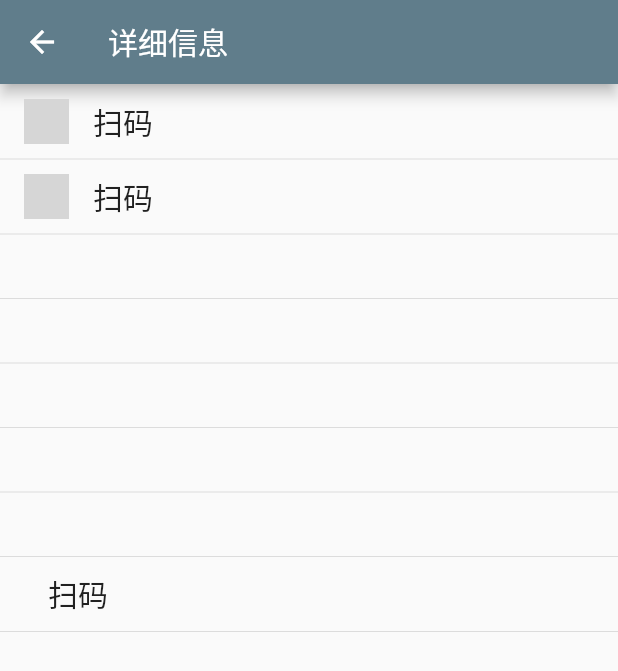
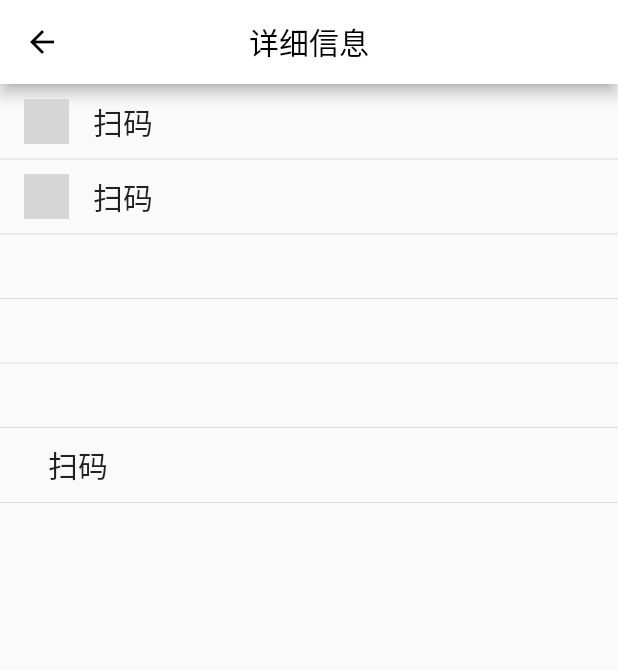
Before and after one commit to highlandear/xumia, a Flutter app: the DetailInfoView screen opened directly, on a phone screen of 412 x 824 dp. Shown: the top 671 px of the screen. Run offline on Flutter 3.47's test engine with Material 2 defaults, Android fonts, the phone set to English and light mode, and no system bars; drawn by our look-alikes of oktoast; our stand-ins replace dio, qr_flutter, shared_preferences, webview_flutter; missing offline and left inert: barcode_scan2, city_pickers; accounts and stored records are empty; network calls fail; grey boxes are pictures that could not be loaded.

Commit message:
appbar颜色调整

```diff
--- a/xumi_app/lib/app_main/gallery/artifact.dart
+++ b/xumi_app/lib/app_main/gallery/artifact.dart
@@ -31,6 +31,8 @@ class ArtifactView extends StatelessWidget {
       appBar: AppBar(
         title: const Text("画作"),
         centerTitle: true,
+        backgroundColor: Colors.white,
+        foregroundColor: Colors.black,
       ),
       body: Container(
         margin: const EdgeInsets.all(20.0),
--- a/xumi_app/lib/app_main/gallery/cardlistview.dart
+++ b/xumi_app/lib/app_main/gallery/cardlistview.dart
@@ -9,7 +9,7 @@ class GalleryCardsView extends StatelessWidget {
 
   @override
   Widget build(BuildContext context) {
-    if(data.length > 2){
+    if(data.isNotEmpty){
       return StaggerView(data: data);
     }
 
--- a/xumi_app/lib/app_main/magazine/questionview.dart
+++ b/xumi_app/lib/app_main/magazine/questionview.dart
@@ -22,7 +22,7 @@ class _QuestionViewState extends State<QuestionView> {
     int index = 0;
     List<Widget> wlist = <Widget>[];
 
-    wlist.add(Text(_question.stem));
+    wlist.add(Text(_question.stem,style: const TextStyle(fontSize: 18)));
     wlist.add(const Divider(height: 20));
 
     for (var element in _question.options) {
--- a/xumi_app/lib/app_main/mine/mydetail.dart
+++ b/xumi_app/lib/app_main/mine/mydetail.dart
@@ -9,11 +9,10 @@ class DetailInfoView extends StatelessWidget {
   final _models = [
     ClickEntryItem(cap : '扫码', img: 'assets/images/mine/mine_collection.png'),
     ClickEntryItem(cap : '扫码', img: 'assets/images/mine/mine_collection.png'),
-    ClickEntryItem(cap : ''),
-    ClickEntryItem(cap : ''),
-    ClickEntryItem(cap : ''),
-    ClickEntryItem(cap : ''),
-    ClickEntryItem(cap : ''),
+    ClickEntryItem(),
+    ClickEntryItem(),
+    ClickEntryItem(),
+
     ClickEntryItem(cap : '扫码'),
 
   ];
@@ -25,7 +24,13 @@ class DetailInfoView extends StatelessWidget {
   @override
   Widget build(BuildContext context) {
     return Scaffold(
-      appBar: AppBar(title: const Text('详细信息')),
+      appBar: AppBar(title: const Text('详细信息'),
+        backgroundColor: Colors.white,
+        foregroundColor: Colors.black,
+        centerTitle: true,
+        automaticallyImplyLeading: true,
+      ),
+
       body: ClickItemListView( clist: _models, tap: _onTap),
     );
   }
--- a/xumi_app/lib/app_main/mine/ticketcart.dart
+++ b/xumi_app/lib/app_main/mine/ticketcart.dart
@@ -22,6 +22,8 @@ class TicketListView extends StatelessWidget {
     return Scaffold(
       appBar: AppBar(
         title: const Text('我的门票'),
+        backgroundColor: Colors.white,
+        foregroundColor: Colors.black,
       ),
     body: ListView(
       children: cards,
--- a/xumi_app/lib/app_main/mine/ticketshow.dart
+++ b/xumi_app/lib/app_main/mine/ticketshow.dart
@@ -15,6 +15,8 @@ class TicketShowPage extends StatelessWidget {
         appBar: AppBar(
           title: const Text("门票信息"),
           centerTitle: true,
+          backgroundColor: Colors.white,
+          foregroundColor: Colors.black,
         ),
         body: Stack(
           children: [
--- a/xumi_app/lib/app_main/mode/clickitem.dart
+++ b/xumi_app/lib/app_main/mode/clickitem.dart
@@ -4,6 +4,6 @@ class ClickEntryItem{
 
   String cap = '';
 
-  ClickEntryItem({required this.cap, this.img = ''});
+  ClickEntryItem({this.cap ='', this.img = ''});
 
 }
```
Also changed, not shown: xumi_app/lib/app_main/gallery/galleryview.dart (+16 -11 lines), xumi_app/lib/app_main/mine/detail.dart (+6 -2 lines), xumi_app/lib/app_main/mode/clickitemlist.dart (+7 -0 lines).
